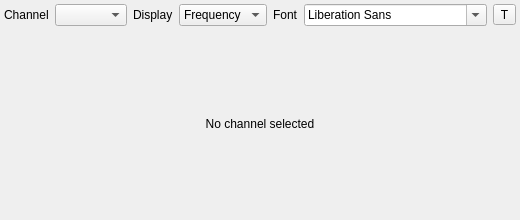
First picture: the form in plugins/feature/freqdisplay/freqdisplaygui.ui, repository thomasgi1/sdrangel, before the edit.
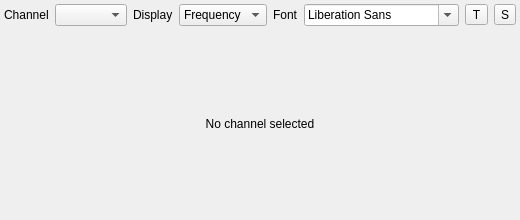
Second picture: the form after the edit. Custom widgets are drawn as their Qt base class.

Commit message:
freqdisplay: add speech toggle ButtonSwitch (S)
Agent-Logs-Url: https://github.com/srcejon/sdrangel/sessions/edc6e427-03a3-4bf4-a0e6-9362ab392340

What changed in the file:
```diff
--- a/plugins/feature/freqdisplay/freqdisplaygui.ui
+++ b/plugins/feature/freqdisplay/freqdisplaygui.ui
@@ -131,6 +131,16 @@
         </property>
        </widget>
       </item>
+      <item>
+       <widget class="ButtonSwitch" name="speech">
+        <property name="toolTip">
+         <string>Speak frequency/power value when it changes</string>
+        </property>
+        <property name="text">
+         <string>S</string>
+        </property>
+       </widget>
+      </item>
      </layout>
     </item>
     <item>
```
The commit also changes 5 other files.
